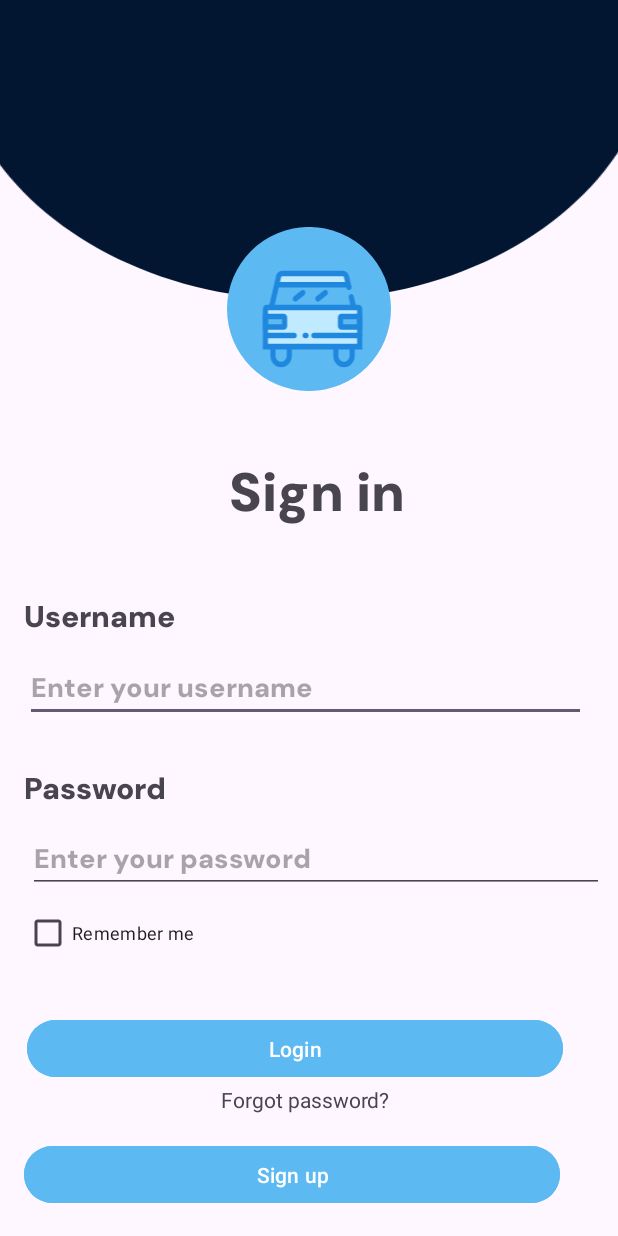
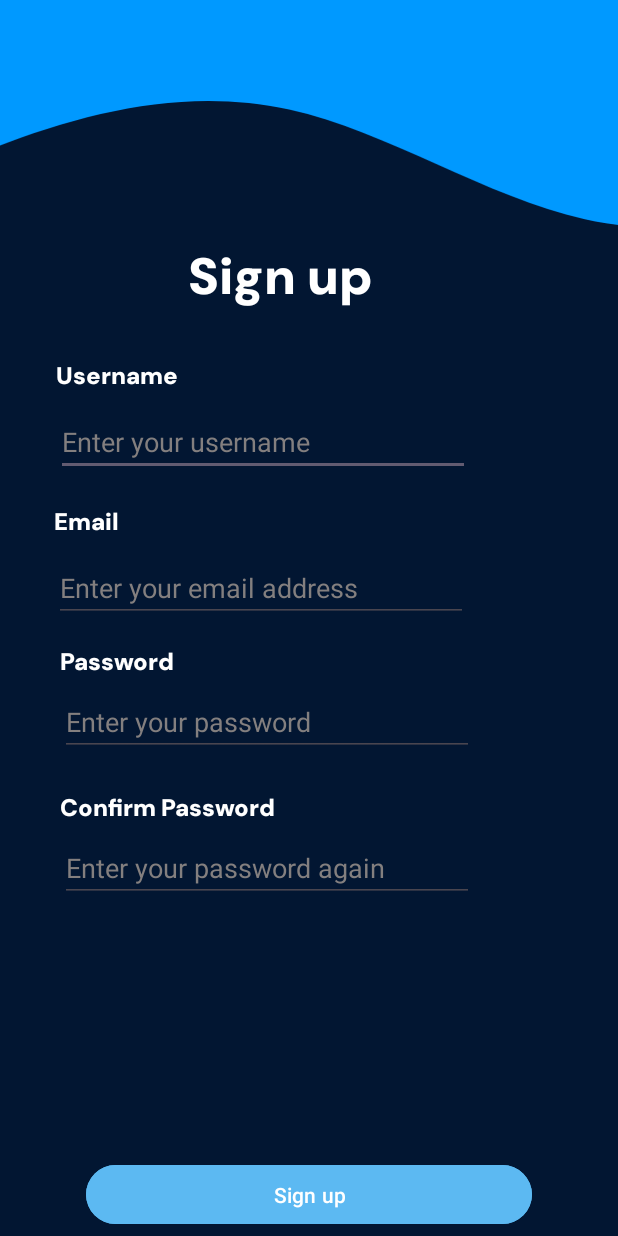
Before and after one commit to Tudor2208/DriveSmart, an Android app: the screen it shows after launch (LoginActivity before the commit, SignupActivity after it), after a tap on "login", on a phone screen of 412 x 824 dp. Run offline under Robolectric (Android 15) with nearby library versions, the phone set to English and light mode, and no system bars.

Commit message:
Signup activity done

```diff
--- a/app/src/main/AndroidManifest.xml
+++ b/app/src/main/AndroidManifest.xml
@@ -13,6 +13,9 @@
         android:theme="@style/Theme.DriveSmart"
         tools:targetApi="31">
         <activity
+            android:name=".SignupActivity"
+            android:exported="false" />
+        <activity
             android:name=".LoginActivity"
             android:exported="false" />
         <activity
--- a/app/src/main/java/com/tudor/drivesmart/MainActivity.java
+++ b/app/src/main/java/com/tudor/drivesmart/MainActivity.java
@@ -20,7 +20,7 @@ public class MainActivity extends AppCompatActivity {
         button.setOnClickListener(new View.OnClickListener() {
             @Override
             public void onClick(View view) {
-                Intent i = new Intent(getApplicationContext(), LoginActivity.class);
+                Intent i = new Intent(getApplicationContext(), SignupActivity.class);
                 startActivity(i);
             }
         });
--- /dev/null
+++ b/app/src/main/java/com/tudor/drivesmart/SignupActivity.java
@@ -0,0 +1,14 @@
+package com.tudor.drivesmart;
+
+import androidx.appcompat.app.AppCompatActivity;
+
+import android.os.Bundle;
+
+public class SignupActivity extends AppCompatActivity {
+
+    @Override
+    protected void onCreate(Bundle savedInstanceState) {
+        super.onCreate(savedInstanceState);
+        setContentView(R.layout.activity_signup);
+    }
+}
--- /dev/null
+++ b/app/src/main/res/drawable/vector_asset_2.xml
@@ -0,0 +1,10 @@
+<vector xmlns:android="http://schemas.android.com/apk/res/android"
+    android:width="375dp"
+    android:height="202dp"
+    android:viewportWidth="375"
+    android:viewportHeight="202">
+  <path
+      android:pathData="M-600,108.54L-575,104.92C-550,101.3 -500,94.06 -450,112.15C-400,130.24 -350,173.66 -300,191.75C-250,209.84 -200,202.6 -150,180.89C-100,159.19 -50,123.01 0,97.68C50,72.36 100,57.89 150,72.36C200,86.83 250,130.24 300,144.71C350,159.19 400,144.71 450,126.63C500,108.54 550,86.83 575,75.98L600,65.12V0H575C550,0 500,0 450,0C400,0 350,0 300,0C250,0 200,0 150,0C100,0 50,0 0,0C-50,0 -100,0 -150,0C-200,0 -250,0 -300,0C-350,0 -400,0 -450,0C-500,0 -550,0 -575,0H-600V108.54Z"
+      android:fillColor="#0099FF"
+      android:fillType="evenOdd"/>
+</vector>
--- a/app/src/main/res/layout/activity_login.xml
+++ b/app/src/main/res/layout/activity_login.xml
@@ -14,7 +14,7 @@
         android:text="@string/sign_up"
         app:layout_constraintBottom_toBottomOf="parent"
         app:layout_constraintEnd_toEndOf="parent"
-        app:layout_constraintHorizontal_bias="0.296"
+        app:layout_constraintHorizontal_bias="0.5"
         app:layout_constraintStart_toStartOf="parent"
         app:layout_constraintTop_toTopOf="@+id/imageView"
         app:layout_constraintVertical_bias="0.977" />
@@ -31,7 +31,7 @@
         app:layout_constraintHorizontal_bias="0.05"
         app:layout_constraintStart_toStartOf="parent"
         app:layout_constraintTop_toTopOf="@+id/imageView"
-        app:layout_constraintVertical_bias="0.643" />
+        app:layout_constraintVertical_bias="0.634" />
 
     <ImageView
         android:id="@+id/imageView"
@@ -41,7 +41,7 @@
         android:scaleY="1"
         app:layout_constraintBottom_toBottomOf="parent"
         app:layout_constraintEnd_toEndOf="parent"
-        app:layout_constraintHorizontal_bias="0.0"
+        app:layout_constraintHorizontal_bias="0.5"
         app:layout_constraintStart_toStartOf="parent"
         app:layout_constraintTop_toTopOf="parent"
         app:layout_constraintVertical_bias="0.0"
@@ -94,40 +94,39 @@
         android:textSize="20sp"
         app:layout_constraintBottom_toBottomOf="parent"
         app:layout_constraintEnd_toEndOf="parent"
-        app:layout_constraintHorizontal_bias="0.051"
+        app:layout_constraintHorizontal_bias="0.06"
         app:layout_constraintStart_toStartOf="parent"
         app:layout_constraintTop_toTopOf="@+id/imageView"
         app:layout_constraintVertical_bias="0.499" />
 
     <EditText
         android:id="@+id/username_edit_text"
-        android:layout_width="374dp"
-        android:layout_height="42dp"
+        android:layout_width="341dp"
+        android:layout_height="41dp"
         android:ems="10"
         android:fontFamily="@font/dm_sans"
         android:hint="@string/enter_your_username"
         android:inputType="text"
         app:layout_constraintBottom_toBottomOf="parent"
         app:layout_constraintEnd_toEndOf="parent"
-        app:layout_constraintHorizontal_bias="0.432"
+        app:layout_constraintHorizontal_bias="0.5"
         app:layout_constraintStart_toStartOf="parent"
         app:layout_constraintTop_toTopOf="@+id/imageView"
-        app:layout_constraintVertical_bias="0.562" />
+        app:layout_constraintVertical_bias="0.56" />
 
     <EditText
         android:id="@+id/password_edit_text"
-        android:layout_width="384dp"
-        android:layout_height="40dp"
+        android:layout_width="341dp"
+        android:layout_height="41dp"
         android:ems="10"
         android:fontFamily="@font/dm_sans"
         android:hint="@string/enter_your_password"
         android:inputType="textPassword"
         app:layout_constraintBottom_toBottomOf="parent"
         app:layout_constraintEnd_toEndOf="parent"
-        app:layout_constraintHorizontal_bias="0.666"
         app:layout_constraintStart_toStartOf="parent"
         app:layout_constraintTop_toTopOf="@+id/imageView"
-        app:layout_constraintVertical_bias="0.708" />
+        app:layout_constraintVertical_bias="0.691" />
 
     <Button
         android:id="@+id/login_button"
@@ -137,7 +136,8 @@
         android:text="@string/login"
         app:layout_constraintBottom_toBottomOf="parent"
         app:layout_constraintEnd_toEndOf="parent"
-        app:layout_constraintHorizontal_bias="0.333"
+        app:layout_constraintHorizontal_bias="0.5"
+        app:layout_constraintLeft_toLeftOf="parent"
         app:layout_constraintStart_toStartOf="parent"
         app:layout_constraintTop_toTopOf="parent"
         app:layout_constraintVertical_bias="0.869" />
@@ -153,7 +153,7 @@
         app:layout_constraintHorizontal_bias="0.053"
         app:layout_constraintStart_toStartOf="parent"
         app:layout_constraintTop_toTopOf="@+id/imageView"
-        app:layout_constraintVertical_bias="0.771" />
+        app:layout_constraintVertical_bias="0.754" />
 
     <TextView
         android:id="@+id/forgot_text_view"
--- /dev/null
+++ b/app/src/main/res/layout/activity_signup.xml
@@ -0,0 +1,163 @@
+<?xml version="1.0" encoding="utf-8"?>
+<ScrollView xmlns:android="http://schemas.android.com/apk/res/android"
+    xmlns:app="http://schemas.android.com/apk/res-auto"
+    xmlns:tools="http://schemas.android.com/tools"
+    android:layout_width="match_parent"
+    android:layout_height="match_parent"
+    android:fillViewport="true">  <!-- Optional, ensures ScrollView uses as much height as possible -->
+
+    <androidx.constraintlayout.widget.ConstraintLayout
+        android:layout_width="match_parent"
+        android:layout_height="match_parent"
+        android:background="@color/background_color"
+        tools:context=".SignupActivity">
+
+        <ImageView
+            android:id="@+id/imageView2"
+            android:layout_width="525dp"
+            android:layout_height="204dp"
+            android:scaleX="1.3"
+            app:layout_constraintBottom_toBottomOf="parent"
+            app:layout_constraintEnd_toEndOf="parent"
+            app:layout_constraintHorizontal_bias="0.192"
+            app:layout_constraintStart_toStartOf="parent"
+            app:layout_constraintTop_toTopOf="parent"
+            app:layout_constraintVertical_bias="0.0"
+            app:srcCompat="@drawable/vector_asset_2" />
+
+        <TextView
+            android:id="@+id/textView"
+            android:layout_width="wrap_content"
+            android:layout_height="wrap_content"
+            android:fontFamily="@font/dm_sans"
+            android:text="@string/sign_up"
+            android:textColor="#FFFFFF"
+            android:textSize="34sp"
+            app:layout_constraintBottom_toBottomOf="parent"
+            app:layout_constraintEnd_toEndOf="parent"
+            app:layout_constraintHorizontal_bias="0.434"
+            app:layout_constraintStart_toStartOf="parent"
+            app:layout_constraintTop_toTopOf="parent"
+            app:layout_constraintVertical_bias="0.208" />
+
+        <Button
+            android:id="@+id/signup_button"
+            android:layout_width="297dp"
+            android:layout_height="47dp"
+            android:layout_marginBottom="4dp"
+            android:backgroundTint="@color/btn_color"
+            android:text="@string/sign_up"
+            app:layout_constraintBottom_toBottomOf="parent"
+            app:layout_constraintEnd_toEndOf="parent"
+            app:layout_constraintStart_toStartOf="parent" />
+
+        <TextView
+            android:id="@+id/textView10"
+            android:layout_width="wrap_content"
+            android:layout_height="wrap_content"
+            android:layout_marginTop="240dp"
+            android:fontFamily="@font/dm_sans"
+            android:text="@string/username"
+            android:textColor="#FFFFFF"
+            android:textSize="16sp"
+            app:layout_constraintEnd_toEndOf="parent"
+            app:layout_constraintHorizontal_bias="0.112"
+            app:layout_constraintStart_toStartOf="parent"
+            app:layout_constraintTop_toTopOf="parent" />
+
+        <EditText
+            android:id="@+id/username_signup_edit_text"
+            android:layout_width="276dp"
+            android:layout_height="40dp"
+            android:layout_marginTop="16dp"
+            android:ems="10"
+            android:hint="@string/enter_your_username"
+            android:inputType="text"
+            android:textColor="#FDFDFD"
+            android:textColorHint="@color/hint_color"
+            app:layout_constraintEnd_toEndOf="parent"
+            app:layout_constraintHorizontal_bias="0.0"
+            app:layout_constraintStart_toStartOf="@+id/textView10"
+            app:layout_constraintTop_toBottomOf="@+id/textView10" />
+
+        <TextView
+            android:id="@+id/textView11"
+            android:layout_width="wrap_content"
+            android:layout_height="wrap_content"
+            android:layout_marginTop="20dp"
+            android:fontFamily="@font/dm_sans"
+            android:text="@string/email"
+            android:textColor="#FFFFFF"
+            android:textSize="16sp"
+            app:layout_constraintEnd_toEndOf="parent"
+            app:layout_constraintHorizontal_bias="0.097"
+            app:layout_constraintStart_toStartOf="parent"
+            app:layout_constraintTop_toBottomOf="@+id/username_signup_edit_text" />
+
+        <EditText
+            android:id="@+id/email_signup_edit_text"
+            android:layout_width="276dp"
+            android:layout_height="40dp"
+            android:layout_marginTop="16dp"
+            android:ems="10"
+            android:hint="@string/enter_your_email"
+            android:inputType="textEmailAddress"
+            android:textColorHint="@color/hint_color"
+            app:layout_constraintEnd_toEndOf="parent"
+            app:layout_constraintHorizontal_bias="0.0"
+            app:layout_constraintStart_toStartOf="@+id/textView11"
+            app:layout_constraintTop_toBottomOf="@+id/textView11" />
+
+        <TextView
+            android:id="@+id/textView12"
+            android:layout_width="wrap_content"
+            android:layout_height="wrap_content"
+            android:layout_marginStart="4dp"
+            android:layout_marginTop="16dp"
+            android:fontFamily="@font/dm_sans"
+            android:text="@string/password"
+            android:textColor="@color/white"
+            android:textSize="16sp"
+            app:layout_constraintStart_toStartOf="@+id/textView11"
+            app:layout_constraintTop_toBottomOf="@+id/email_signup_edit_text" />
+
+        <EditText
+            android:id="@+id/password_signup_edit_text"
+            android:layout_width="276dp"
+            android:layout_height="40dp"
+            android:layout_marginTop="12dp"
+            android:ems="10"
+            android:hint="@string/enter_your_password"
+            android:inputType="textPassword"
+            android:textColorHint="@color/hint_color"
+            app:layout_constraintStart_toStartOf="@+id/textView12"
+            app:layout_constraintTop_toBottomOf="@+id/textView12" />
+
+        <TextView
+            android:id="@+id/textView13"
+            android:layout_width="wrap_content"
+            android:layout_height="wrap_content"
+            android:layout_marginTop="24dp"
+            android:fontFamily="@font/dm_sans"
+            android:text="@string/confirm_password"
+            android:textColor="#FFFFFF"
+            android:textSize="16sp"
+            app:layout_constraintEnd_toEndOf="parent"
+            app:layout_constraintHorizontal_bias="0.149"
+            app:layout_constraintStart_toStartOf="parent"
+            app:layout_constraintTop_toBottomOf="@+id/password_signup_edit_text" />
+
+        <EditText
+            android:id="@+id/confirm_password_edit_text"
+            android:layout_width="276dp"
+            android:layout_height="40dp"
+            android:layout_marginTop="12dp"
+            android:ems="10"
+            android:hint="@string/enter_password_again"
+            android:inputType="textPassword"
+            android:textColorHint="@color/hint_color"
+            app:layout_constraintStart_toStartOf="@+id/textView13"
+            app:layout_constraintTop_toBottomOf="@+id/textView13" />
+
+    </androidx.constraintlayout.widget.ConstraintLayout>
+</ScrollView>
--- a/app/src/main/res/values/colors.xml
+++ b/app/src/main/res/values/colors.xml
@@ -3,4 +3,6 @@
     <color name="black">#FF000000</color>
     <color name="white">#FFFFFFFF</color>
     <color name="btn_color">#FF5CB9F2</color>
+    <color name="background_color">#FF021632</color>
+    <color name="hint_color">#FF837F7F</color>
 </resources>
--- a/app/src/main/res/values/strings.xml
+++ b/app/src/main/res/values/strings.xml
@@ -9,4 +9,8 @@
     <string name="login">Login</string>
     <string name="forgot_password">Forgot password?</string>
     <string name="sign_up">Sign up</string>
+    <string name="email">Email</string>
+    <string name="enter_your_email">Enter your email address</string>
+    <string name="confirm_password">Confirm Password</string>
+    <string name="enter_password_again">Enter your password again</string>
 </resources>
```
Also changed, not shown: 1 other file.
